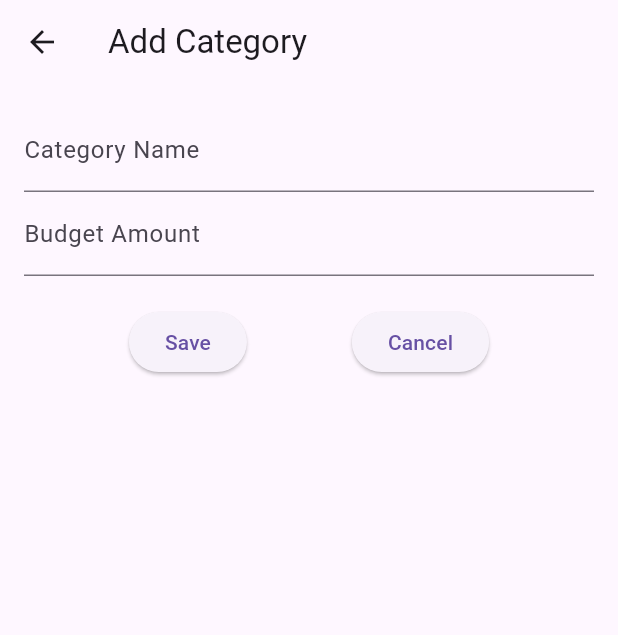
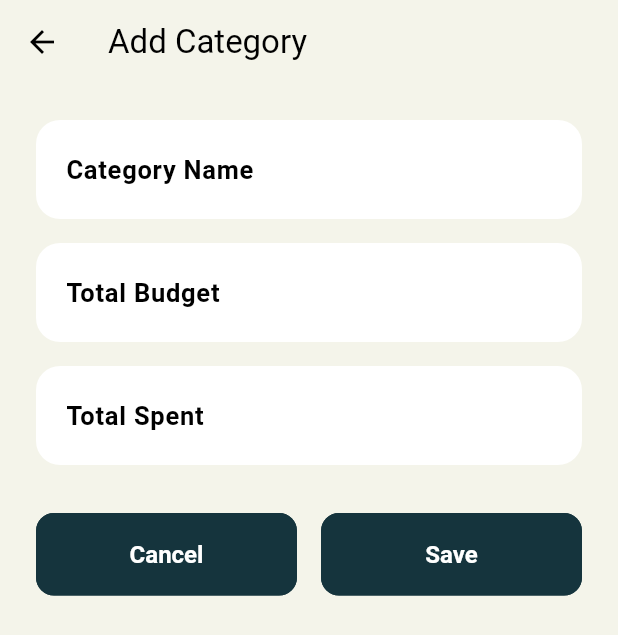
Before and after one commit to hafizflow/money_manager, a Flutter app: the AddEditCategoryScreen screen opened directly, on a phone screen of 412 x 824 dp. Shown: the top 635 px of the screen. Run offline on Flutter 3.47's test engine with Material 3 defaults, Android fonts, the phone set to English and light mode, and no system bars; our stand-ins replace cloud_firestore, firebase_core, get; accounts and stored records are empty.

Commit message:
all the task complete

```diff
--- a/lib/controllers/bindings.dart
+++ b/lib/controllers/bindings.dart
@@ -4,6 +4,6 @@ import 'category_controller.dart';
 class AppBindings extends Bindings {
   @override
   void dependencies() {
-    Get.lazyPut<CategoryController>(() => CategoryController());
+    Get.lazyPut<CategoryController>(() => CategoryController(), fenix: true);
   }
 }
--- a/lib/main.dart
+++ b/lib/main.dart
@@ -1,6 +1,6 @@
 import 'package:firebase_core/firebase_core.dart';
 import 'package:flutter/material.dart';
-import 'app.dart';
+import 'package:money_manager/app.dart';
 import 'firebase_options.dart';
 
 void main() async {
--- a/lib/models/category.dart
+++ b/lib/models/category.dart
@@ -1,30 +1,30 @@
 class Category {
   String id;
   String name;
-  double budget;
-  double spent;
+  double budgetedAmount;
+  double spentAmount;
 
-  Category(
-      {required this.id,
-      required this.name,
-      required this.budget,
-      required this.spent});
+  Category({
+    required this.id,
+    required this.name,
+    required this.budgetedAmount,
+    required this.spentAmount,
+  });
 
-  factory Category.fromFirestore(Map<String, dynamic> data) {
+  factory Category.fromMap(Map<String, dynamic> data, String documentId) {
     return Category(
-      id: data['id'],
-      name: data['name'],
-      budget: data['budget'],
-      spent: data['spent'],
+      id: documentId,
+      name: data['name'] ?? '',
+      budgetedAmount: data['budgetedAmount']?.toDouble() ?? 0.0,
+      spentAmount: data['spentAmount']?.toDouble() ?? 0.0,
     );
   }
 
-  Map<String, dynamic> toFirestore() {
+  Map<String, dynamic> toMap() {
     return {
-      'id': id,
       'name': name,
-      'budget': budget,
-      'spent': spent,
+      'budgetedAmount': budgetedAmount,
+      'spentAmount': spentAmount,
     };
   }
 }
--- /dev/null
+++ b/lib/utils/constants/colors.dart
@@ -0,0 +1,22 @@
+import 'dart:ui';
+
+class MColors {
+  MColors._();
+
+  // App Basic Color
+  static const Color primary = Color(0xFF15343D);
+
+  // Text Colors
+  static const Color textPrimary = Color(0xFF333333);
+  static const Color textSecondary = Color(0xFF6C757D);
+
+  // Background Colors
+  static const Color primaryBackground = Color(0xFFf4f4ea);
+
+  // Button Colors
+  static const Color buttonPrimary = Color(0xFF15343D);
+
+  // Error and Validation Colors
+  static const Color error = Color(0xffffb4ab);
+  static const Color onError = Color(0xff690005);
+}
--- /dev/null
+++ b/lib/utils/theme/custome_theme/elevated_button_theme.dart
@@ -0,0 +1,27 @@
+import 'package:flutter/material.dart';
+
+import '../../constants/colors.dart';
+
+class MElevatedButtonTheme {
+  MElevatedButtonTheme._();
+
+  /// -- Light Theme
+  static ElevatedButtonThemeData lightElevatedButtonTheme =
+      ElevatedButtonThemeData(
+    style: ElevatedButton.styleFrom(
+      elevation: 0,
+      foregroundColor: Colors.white,
+      backgroundColor: MColors.buttonPrimary,
+      disabledForegroundColor: Colors.grey,
+      disabledBackgroundColor: Colors.grey,
+      side: const BorderSide(color: MColors.buttonPrimary),
+      padding: const EdgeInsets.symmetric(vertical: 18),
+      textStyle: const TextStyle(
+        fontSize: 16,
+        color: Colors.white,
+        fontWeight: FontWeight.w600,
+      ),
+      shape: RoundedRectangleBorder(borderRadius: BorderRadius.circular(12)),
+    ),
+  );
+}
--- /dev/null
+++ b/lib/utils/theme/custome_theme/text_field_theme.dart
@@ -0,0 +1,18 @@
+import 'package:flutter/material.dart';
+
+class MTextFieldTheme {
+  MTextFieldTheme._();
+
+  static InputDecorationTheme lightInputDecorationTheme = InputDecorationTheme(
+    border: OutlineInputBorder(
+      borderRadius: BorderRadius.circular(16),
+      borderSide: BorderSide.none,
+    ),
+    fillColor: Colors.white,
+    filled: true,
+    contentPadding: const EdgeInsets.symmetric(
+      vertical: 20,
+      horizontal: 16,
+    ),
+  );
+}
--- /dev/null
+++ b/lib/utils/theme/custome_theme/text_theme.dart
@@ -0,0 +1,20 @@
+import 'package:flutter/material.dart';
+
+import '../../constants/colors.dart';
+
+class MTextTheme {
+  MTextTheme._();
+
+  static TextTheme lightTextTheme = TextTheme(
+    bodyMedium: const TextStyle().copyWith(
+      fontSize: 14,
+      color: MColors.textSecondary,
+      fontWeight: FontWeight.w600,
+    ),
+    bodyLarge: const TextStyle().copyWith(
+      fontSize: 17,
+      color: Colors.black,
+      fontWeight: FontWeight.bold,
+    ),
+  );
+}
--- /dev/null
+++ b/lib/utils/theme/theme.dart
@@ -0,0 +1,21 @@
+import 'package:flutter/material.dart';
+import 'package:money_manager/utils/theme/custome_theme/elevated_button_theme.dart';
+import 'package:money_manager/utils/theme/custome_theme/text_field_theme.dart';
+import 'package:money_manager/utils/theme/custome_theme/text_theme.dart';
+
+import '../constants/colors.dart';
+
+class MoneyManagerAppTheme {
+  MoneyManagerAppTheme._();
+
+  static ThemeData lightTheme = ThemeData(
+    useMaterial3: true,
+    brightness: Brightness.light,
+    inputDecorationTheme: MTextFieldTheme.lightInputDecorationTheme,
+    elevatedButtonTheme: MElevatedButtonTheme.lightElevatedButtonTheme,
+    scaffoldBackgroundColor: MColors.primaryBackground,
+    appBarTheme: const AppBarTheme(color: MColors.primaryBackground),
+    colorScheme: const ColorScheme.light(primary: MColors.primary),
+    textTheme: MTextTheme.lightTextTheme,
+  );
+}
--- /dev/null
+++ b/lib/utils/validator/validator.dart
@@ -0,0 +1,22 @@
+class MValidator {
+  MValidator._();
+
+  /// Empty text validation
+  static String? validateEmptyText(String? fieldName, String? value) {
+    if (value == null || value.isEmpty) {
+      return '$fieldName is required';
+    }
+    return null;
+  }
+
+  /// Empty invalid amount
+  static String? validateInvalidAmount(String? fieldName, String? value) {
+    if (value == null || value.isEmpty) {
+      return 'Please enter a budget amount';
+    }
+    if (double.tryParse(value) == null) {
+      return 'Please enter a valid number';
+    }
+    return null;
+  }
+}
--- a/lib/views/add_edit_category_screen.dart
+++ b/lib/views/add_edit_category_screen.dart
@@ -1,89 +1,100 @@
 import 'package:flutter/material.dart';
 import 'package:get/get.dart';
-
+import 'package:money_manager/utils/validator/validator.dart';
 import '../controllers/category_controller.dart';
 import '../models/category.dart';
 
 class AddEditCategoryScreen extends StatelessWidget {
   final CategoryController _controller = Get.find<CategoryController>();
   final Category? category;
+  final TextEditingController nameController = TextEditingController();
+  final TextEditingController budgetController = TextEditingController();
+  final TextEditingController spentController = TextEditingController();
+  final GlobalKey<FormState> _formKey = GlobalKey<FormState>();
 
-  AddEditCategoryScreen({super.key, this.category});
-
-  final _formKey = GlobalKey<FormState>();
-  final _nameController = TextEditingController();
-  final _budgetController = TextEditingController();
+  AddEditCategoryScreen({super.key, this.category}) {
+    if (category != null) {
+      nameController.text = category!.name;
+      budgetController.text = category!.budgetedAmount.toString();
+      spentController.text = category!.spentAmount.toString();
+    }
+  }
 
   @override
   Widget build(BuildContext context) {
-    if (category != null) {
-      _nameController.text = category!.name;
-      _budgetController.text = category!.budget.toString();
-    }
-
     return Scaffold(
       appBar: AppBar(
         title: Text(category == null ? 'Add Category' : 'Edit Category'),
       ),
       body: Padding(
-        padding: const EdgeInsets.all(16.0),
+        padding: const EdgeInsets.all(24.0),
         child: Form(
           key: _formKey,
           child: Column(
             children: [
               TextFormField(
-                controller: _nameController,
-                decoration: const InputDecoration(labelText: 'Category Name'),
-                validator: (value) {
-                  if (value == null || value.isEmpty) {
-                    return 'Please enter a category name';
-                  }
-                  return null;
-                },
+                controller: nameController,
+                decoration: const InputDecoration(hintText: 'Category Name'),
+                validator: (value) =>
+                    MValidator.validateEmptyText("Category", value),
               ),
+              const SizedBox(height: 16),
               TextFormField(
-                controller: _budgetController,
-                decoration: const InputDecoration(labelText: 'Budget Amount'),
+                controller: budgetController,
                 keyboardType: TextInputType.number,
-                validator: (value) {
-                  if (value == null || value.isEmpty) {
-                    return 'Please enter a budget amount';
-                  }
-                  if (double.tryParse(value) == null) {
-                    return 'Please enter a valid number';
-                  }
-                  return null;
-                },
+                decoration: const InputDecoration(hintText: 'Total Budget'),
+                validator: (value) =>
+                    MValidator.validateInvalidAmount("Budget", value),
               ),
-              const SizedBox(height: 20),
+              const SizedBox(height: 16),
+              TextFormField(
+                controller: spentController,
+                keyboardType: TextInputType.number,
+                decoration: const InputDecoration(hintText: 'Total Spent'),
+                validator: (value) =>
+                    MValidator.validateInvalidAmount("Spent", value),
+              ),
+              const SizedBox(height: 32),
               Row(
-                mainAxisAlignment: MainAxisAlignment.spaceEvenly,
                 children: [
-                  ElevatedButton(
-                    onPressed: () {
-                      if (_formKey.currentState!.validate()) {
-                        final newCategory = Category(
-                          id: category?.id ?? DateTime.now().toString(),
-                          name: _nameController.text,
-                          budget: double.parse(_budgetController.text),
-                          spent: category?.spent ?? 0,
-                        );
-
+                  Expanded(
+                    child: ElevatedButton(
+                      onPressed: () => Get.back(),
+                      child: const Text('Cancel'),
+                    ),
+                  ),
+                  const SizedBox(width: 16),
+                  Expanded(
+                    child: ElevatedButton(
+                      onPressed: () {
+                        if (!_formKey.currentState!.validate()) {
+                          return;
+                        }
+                        final name = nameController.text.trim();
+                        final budget =
+                            double.tryParse(budgetController.text.trim()) ??
+                                0.0;
+                        final spent =
+                            double.tryParse(spentController.text.trim()) ?? 0.0;
                         if (category == null) {
-                          _controller.addCategory(newCategory);
+                          _controller.addCategory(Category(
+                            id: '',
+                            name: name,
+                            budgetedAmount: budget,
+                            spentAmount: spent,
+                          ));
                         } else {
-                          _controller.updateCategory(newCategory);
+                          _controller.updateCategory(Category(
+                            id: category!.id,
+                            name: name,
+                            budgetedAmount: budget,
+                            spentAmount: spent,
+                          ));
                         }
                         Get.back();
-                      }
-                    },
-                    child: const Text('Save'),
-                  ),
-                  ElevatedButton(
-                    onPressed: () {
-                      Get.back();
-                    },
-                    child: const Text('Cancel'),
+                      },
+                      child: Text(category == null ? 'Save' : 'Update'),
+                    ),
                   ),
                 ],
               ),
--- a/pubspec.yaml
+++ b/pubspec.yaml
@@ -12,11 +12,15 @@ dependencies:
   get: ^4.6.6
   firebase_core: ^3.3.0
   cloud_firestore: ^5.2.0
+  cupertino_icons: ^1.0.8
 
 dev_dependencies:
   flutter_test:
     sdk: flutter
-  flutter_lints: ^3.0.0
+  flutter_lints: ^4.0.0
 
 flutter:
   uses-material-design: true
+
+  assets:
+    - assets/
```
Also changed, not shown: lib/app.dart (+5 -2 lines), lib/controllers/category_controller.dart (+20 -10 lines), lib/services/firestore_service.dart (+31 -16 lines), lib/views/category_item.dart (+67 -6 lines), lib/views/home_screen.dart (added, +23 -0 lines), lib/views/main_screen.dart (+61 -15 lines), assets/hafiz.jpg (added), lib/utils/bindings.dart (deleted), lib/utils/constants.dart (deleted), pubspec.lock, 1 other file.
